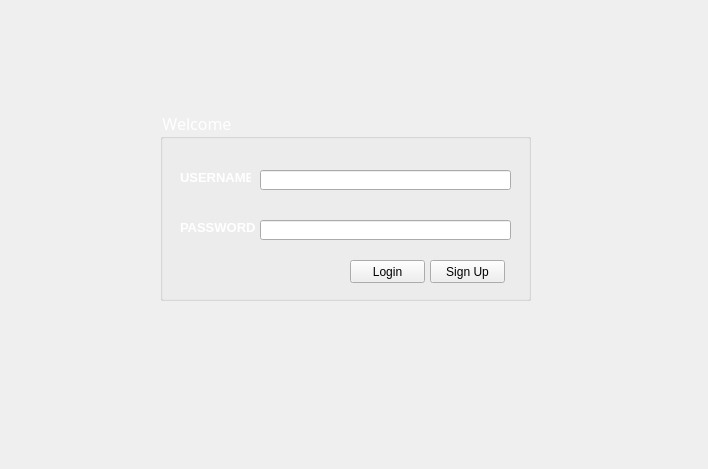
This is VDATABASE/vilan.ui in DustinY/VILAN as Qt 5 draws it before an edit. The edited form follows.
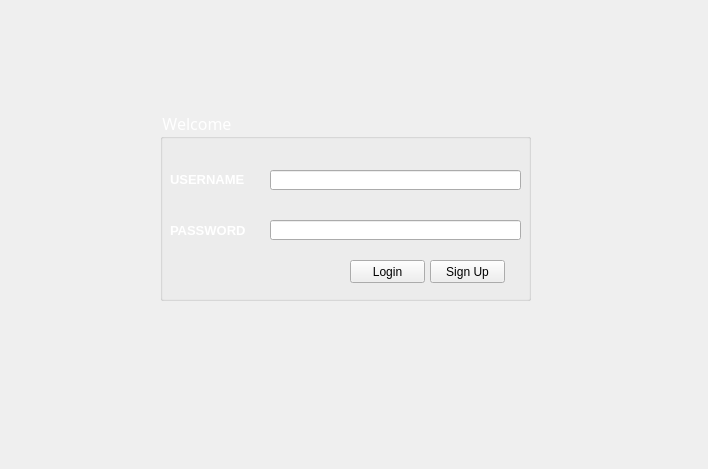
This is the edited form. Icons and pictures are not drawn.

```diff
--- a/VDATABASE/vilan.ui
+++ b/VDATABASE/vilan.ui
@@ -44,10 +44,10 @@
     <widget class="QLabel" name="label">
      <property name="geometry">
       <rect>
-       <x>20</x>
+       <x>10</x>
        <y>60</y>
-       <width>71</width>
-       <height>16</height>
+       <width>91</width>
+       <height>20</height>
       </rect>
      </property>
      <property name="styleSheet">
@@ -56,14 +56,17 @@
      <property name="text">
       <string>&lt;html&gt;&lt;head/&gt;&lt;body&gt;&lt;p&gt;&lt;span style=&quot; font-size:10pt; font-weight:600; color:#ffffff;&quot;&gt;USERNAME&lt;/span&gt;&lt;/p&gt;&lt;/body&gt;&lt;/html&gt;</string>
      </property>
+     <property name="alignment">
+      <set>Qt::AlignLeading|Qt::AlignLeft|Qt::AlignVCenter</set>
+     </property>
     </widget>
     <widget class="QLabel" name="label_2">
      <property name="geometry">
       <rect>
-       <x>20</x>
+       <x>10</x>
        <y>110</y>
-       <width>81</width>
-       <height>16</height>
+       <width>101</width>
+       <height>21</height>
       </rect>
      </property>
      <property name="text">
@@ -73,7 +76,7 @@
     <widget class="QLineEdit" name="lineEdit_username">
      <property name="geometry">
       <rect>
-       <x>100</x>
+       <x>110</x>
        <y>60</y>
        <width>251</width>
        <height>20</height>
@@ -90,7 +93,7 @@
     <widget class="QLineEdit" name="lineEdit_password">
      <property name="geometry">
       <rect>
-       <x>100</x>
+       <x>110</x>
        <y>110</y>
        <width>251</width>
        <height>20</height>
```
Left out of the diff: 2 changed lines with no effect on the pictures.
